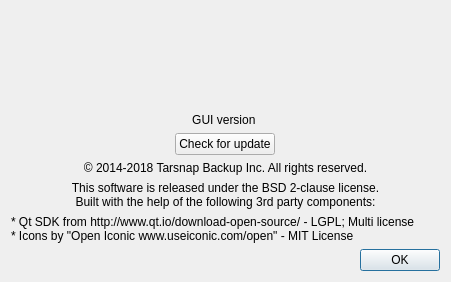
Above: forms/aboutdialog.ui from Tarsnap/tarsnap-gui before the change. Below: the same form after it.
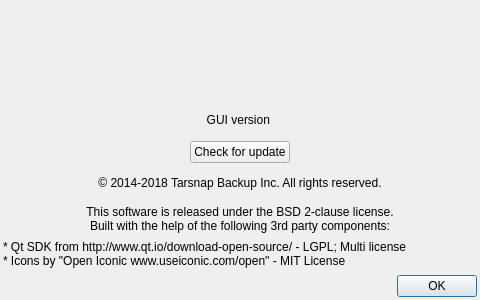
That is the form after the change. Icons and pictures are not drawn.

```diff
--- a/forms/aboutdialog.ui
+++ b/forms/aboutdialog.ui
@@ -6,19 +6,25 @@
    <rect>
     <x>0</x>
     <y>0</y>
-    <width>447</width>
-    <height>386</height>
+    <width>480</width>
+    <height>300</height>
    </rect>
   </property>
   <property name="windowTitle">
    <string>About Tarsnap GUI</string>
   </property>
-  <layout class="QVBoxLayout" name="verticalLayout">
-   <property name="spacing">
-    <number>6</number>
+  <layout class="QVBoxLayout" name="aboutDialogVerticalLayout">
+   <property name="leftMargin">
+    <number>3</number>
    </property>
-   <property name="sizeConstraint">
-    <enum>QLayout::SetFixedSize</enum>
+   <property name="topMargin">
+    <number>3</number>
+   </property>
+   <property name="rightMargin">
+    <number>3</number>
+   </property>
+   <property name="bottomMargin">
+    <number>3</number>
    </property>
    <item alignment="Qt::AlignHCenter">
     <widget class="QLabel" name="tarsnapLogo">
@@ -34,10 +40,8 @@
        <height>96</height>
       </size>
      </property>
-     <property name="styleSheet">
-      <string notr="true">#tarsnapLogo {
-image:url(:/logos/tarsnap-header.png);
-}</string>
+     <property name="pixmap">
+      <pixmap resource="../resources/resources.qrc">:/logos/tarsnap-header.png</pixmap>
      </property>
     </widget>
    </item>
```
Left out of the diff: 4 changed lines with no effect on the pictures.
